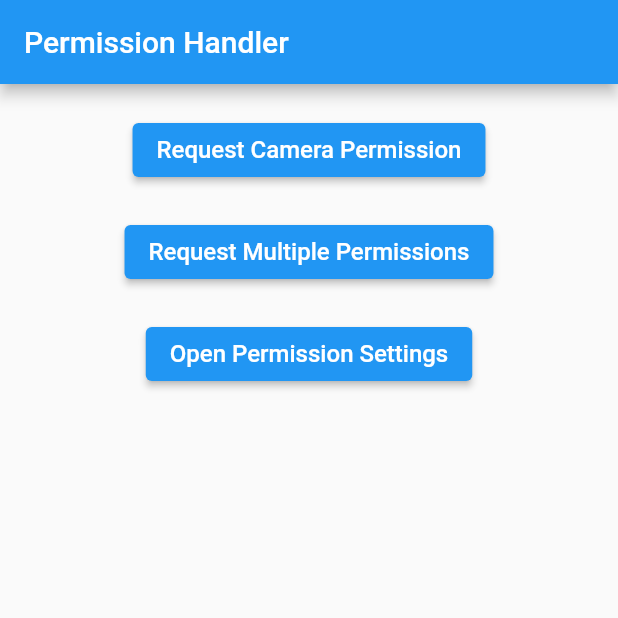
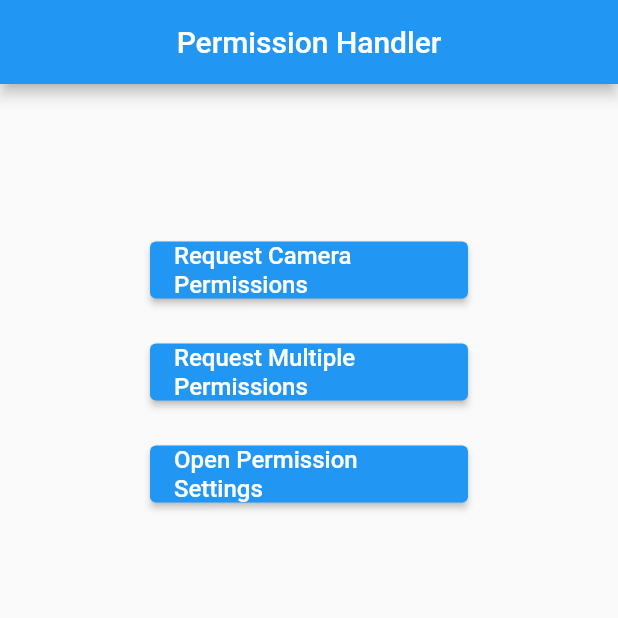
Before and after one commit to MohmedAjml/permission_handling, a Flutter app: the screen it shows after launch, on a phone screen of 412 x 824 dp, the top half of it. Run offline on Flutter 3.47's test engine with Material 2 defaults, Android fonts, the phone set to English and light mode, and no system bars; our stand-ins replace permission_handler.

```diff
--- a/lib/main.dart
+++ b/lib/main.dart
@@ -6,7 +6,7 @@ void main() {
 }
 
 class MyApp extends StatelessWidget {
-  static const customSwatch = Color.fromARGB(255, 61, 16, 239);
+  static const color = Color.fromARGB(255, 83, 55, 194);
 
   const MyApp({Key? key}) : super(key: key);
 
@@ -33,17 +33,17 @@ class _MyHomePageState extends State<MyHomePage> {
   Widget build(BuildContext context) {
     return Scaffold(
       appBar: AppBar(
-        title: const Text("Permission Handler"),
+        title: const Text("Permission Handler"),centerTitle: true,
       ),
       body: Center(
         child: Padding(
-          padding: const EdgeInsets.all(20.0),
+          padding: const EdgeInsets.all(100.0),
           child: Column(
             children: [
               ElevatedButton(
                 onPressed: requestCameraPermission,
                 child: const Text(
-                  "Request Camera Permission",
+                  "Request Camera Permissions",
                   style: TextStyle(
                     fontSize: 16,
                   ),
```
